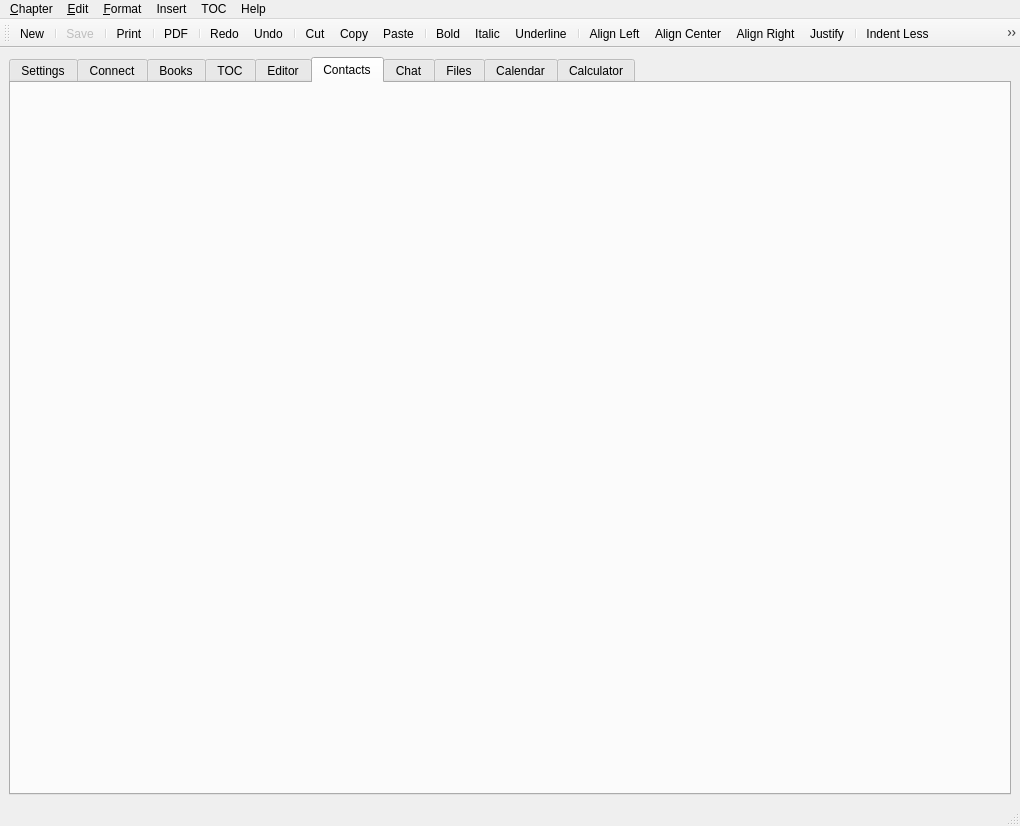
Light-Wizzard/WeBookClient, file src/MainWindow.ui: the form before one commit.
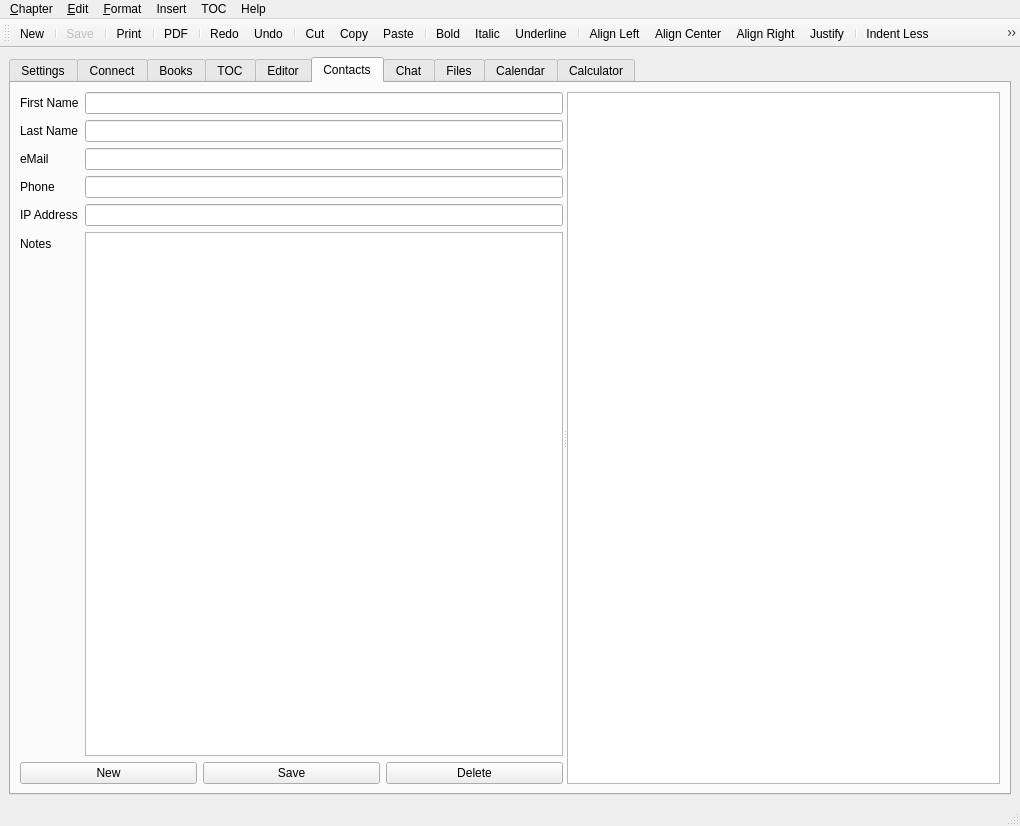
The form after the commit. The open tabs and pages were chosen to show the change. Icons and pictures are not drawn.

Patch:
```diff
--- a/src/MainWindow.ui
+++ b/src/MainWindow.ui
@@ -506,7 +506,115 @@
        <attribute name="title">
         <string>Contacts</string>
        </attribute>
-       <layout class="QVBoxLayout" name="verticalLayout_5"/>
+       <layout class="QVBoxLayout" name="verticalLayout_5">
+        <item>
+         <widget class="QSplitter" name="splitter_2">
+          <property name="orientation">
+           <enum>Qt::Horizontal</enum>
+          </property>
+          <widget class="QWidget" name="widgetContactsRight" native="true">
+           <layout class="QVBoxLayout" name="verticalLayout_11">
+            <item>
+             <layout class="QFormLayout" name="formLayout_4">
+              <item row="0" column="0">
+               <widget class="QLabel" name="labelContactsFirstName">
+                <property name="text">
+                 <string>First Name</string>
+                </property>
+               </widget>
+              </item>
+              <item row="3" column="0">
+               <widget class="QLabel" name="labelContactsPhone">
+                <property name="text">
+                 <string>Phone</string>
+                </property>
+               </widget>
+              </item>
+              <item row="1" column="0">
+               <widget class="QLabel" name="labelContactsLastName">
+                <property name="text">
+                 <string>Last Name</string>
+                </property>
+               </widget>
+              </item>
+              <item row="2" column="0">
+               <widget class="QLabel" name="labelContactsEmail">
+                <property name="text">
+                 <string>eMail</string>
+                </property>
+               </widget>
+              </item>
+              <item row="4" column="0">
+               <widget class="QLabel" name="labelContactsIpAddress">
+                <property name="text">
+                 <string>IP Address</string>
+                </property>
+               </widget>
+              </item>
+              <item row="5" column="0">
+               <widget class="QLabel" name="labelContactsNotes">
+                <property name="text">
+                 <string>Notes</string>
+                </property>
+               </widget>
+              </item>
+              <item row="0" column="1">
+               <widget class="QLineEdit" name="lineEditContactsFirstName"/>
+              </item>
+              <item row="1" column="1">
+               <widget class="QLineEdit" name="lineEditContactsLastName"/>
+              </item>
+              <item row="2" column="1">
+               <widget class="QLineEdit" name="lineEditContactsEmail"/>
+              </item>
+              <item row="3" column="1">
+               <widget class="QLineEdit" name="lineEditContactsPhone"/>
+              </item>
+              <item row="4" column="1">
+               <widget class="QLineEdit" name="lineEditContactsIpAddress"/>
+              </item>
+              <item row="5" column="1">
+               <widget class="QTextEdit" name="textEditContactsNotes"/>
+              </item>
+             </layout>
+            </item>
+            <item>
+             <layout class="QGridLayout" name="gridLayoutContactsButtons">
+              <item row="0" column="1">
+               <widget class="QPushButton" name="pushButtonContactsSave">
+                <property name="text">
+                 <string>Save</string>
+                </property>
+               </widget>
+              </item>
+              <item row="0" column="0">
+               <widget class="QPushButton" name="pushButtonContactsNew">
+                <property name="text">
+                 <string>New</string>
+                </property>
+               </widget>
+              </item>
+              <item row="0" column="2">
+               <widget class="QPushButton" name="pushButtonContactsDelete">
+                <property name="text">
+                 <string>Delete</string>
+                </property>
+               </widget>
+              </item>
+             </layout>
+            </item>
+           </layout>
+          </widget>
+          <widget class="QWidget" name="widgetContactsLeft" native="true">
+           <layout class="QVBoxLayout" name="verticalLayout_10">
+            <item>
+             <widget class="QListView" name="listViewContacts"/>
+            </item>
+           </layout>
+          </widget>
+         </widget>
+        </item>
+       </layout>
       </widget>
       <widget class="QWidget" name="tabChat">
        <attribute name="title">
```
Left out of the diff: 75 changed lines with no effect on the pictures.
